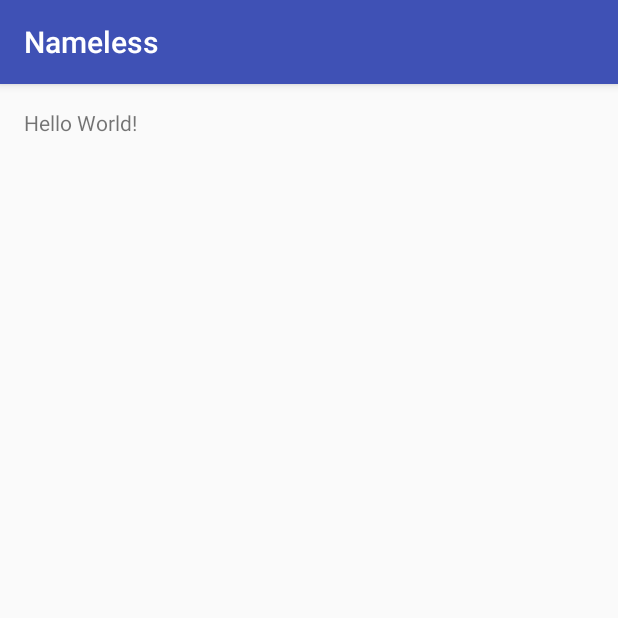
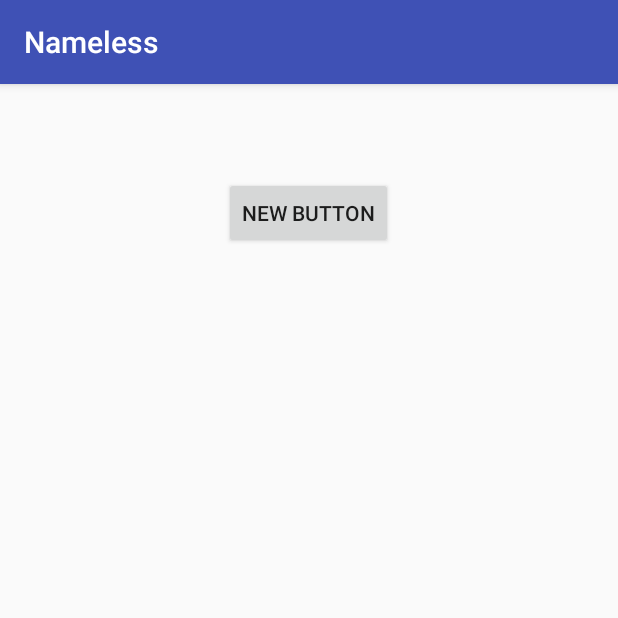
Before and after one commit to greylock-hackathon/Android, an Android app: the screen it shows after launch (MainActivity), on a phone screen of 412 x 824 dp, the top half of it. Run offline under Robolectric (Android 15) with nearby library versions, the phone set to English and light mode, and no system bars.

Commit message:
intial stuff

```diff
--- a/app/src/main/java/com/example/colincooke/nameless/MainActivity.java
+++ b/app/src/main/java/com/example/colincooke/nameless/MainActivity.java
@@ -1,13 +1,75 @@
 package com.example.colincooke.nameless;
 
+import android.Manifest;
+import android.app.Activity;
+import android.content.BroadcastReceiver;
+import android.content.Context;
+import android.content.Intent;
+import android.content.pm.PackageManager;
+import android.support.v4.app.ActivityCompat;
+import android.support.v4.content.ContextCompat;
 import android.support.v7.app.AppCompatActivity;
 import android.os.Bundle;
+import android.telephony.SmsManager;
+import android.telephony.SmsMessage;
+import android.util.Log;
+import android.view.View;
+import android.widget.Button;
 
 public class MainActivity extends AppCompatActivity {
 
     @Override
     protected void onCreate(Bundle savedInstanceState) {
         super.onCreate(savedInstanceState);
+
+
+//        Button button = (Button) this.findViewById(R.id.text);
+
+
+        grantPermission(this, Manifest.permission.SEND_SMS);
+        grantPermission(this, Manifest.permission.RECEIVE_SMS);
+        grantPermission(this, Manifest.permission.READ_SMS);
+        grantPermission(this, Manifest.permission.RECEIVE_MMS);
+        grantPermission(this, Manifest.permission.ACCESS_FINE_LOCATION);
+//
+//        button.setOnClickListener(new View.OnClickListener() {
+//            @Override
+//            public void onClick(View v) {
+//
+//                SmsManager smsManager = SmsManager.getDefault();
+//
+//
+//
+//            }
+//        });
+
         setContentView(R.layout.activity_main);
     }
+
+
+    private void grantPermission(Activity activity, String permission) {
+        // Here, thisActivity is the current activity
+        if (ContextCompat.checkSelfPermission(activity,
+                permission)
+                != PackageManager.PERMISSION_GRANTED) {
+
+            // Should we show an explanation?
+            if (ActivityCompat.shouldShowRequestPermissionRationale(activity,
+                    permission)) {
+
+                // Show an expanation to the user *asynchronously* -- don't block
+                // this thread waiting for the user's response! After the user
+                // sees the explanation, try again to request the permission.
+
+            } else {
+
+                // No explanation needed, we can request the permission.
+
+                ActivityCompat.requestPermissions(activity,
+                        new String[]{permission},
+                        1);
+            }
+        }
+    }
+
 }
--- a/app/src/main/res/layout/activity_main.xml
+++ b/app/src/main/res/layout/activity_main.xml
@@ -7,10 +7,15 @@
     android:paddingLeft="@dimen/activity_horizontal_margin"
     android:paddingRight="@dimen/activity_horizontal_margin"
     android:paddingTop="@dimen/activity_vertical_margin"
-    tools:context="com.example.colincooke.nameless.MainActivity">
+    tools:context="com.example.colincooke.nameless.MainActivity"
+    android:id="@+id/u">
 
-    <TextView
+    <Button
         android:layout_width="wrap_content"
         android:layout_height="wrap_content"
-        android:text="Hello World!" />
+        android:text="New Button"
+        android:id="@+id/text"
+        android:layout_alignParentTop="true"
+        android:layout_centerHorizontal="true"
+        android:layout_marginTop="46dp" />
 </RelativeLayout>
```
Also changed, not shown: app/src/main/AndroidManifest.xml (+18 -0 lines), app/src/main/java/com/example/colincooke/nameless/LocationUtils.java (added, +15 -0 lines), app/src/main/java/com/example/colincooke/nameless/Maps.java (added, +7 -0 lines), app/src/main/java/com/example/colincooke/nameless/SmsReceiver.java (added, +61 -0 lines), app/src/main/java/com/example/colincooke/nameless/TextUtil.java (added, +26 -0 lines), app/src/main/java/com/example/colincooke/nameless/Uber.java (added, +18 -0 lines).
